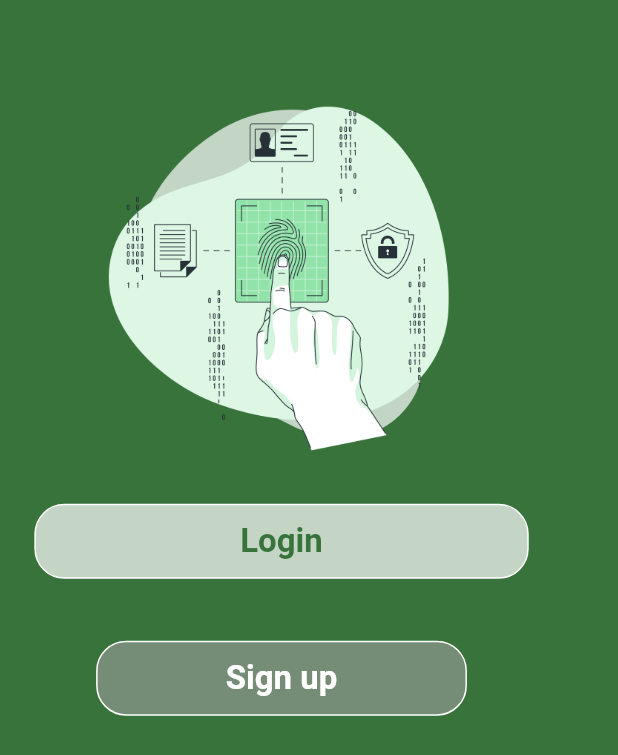
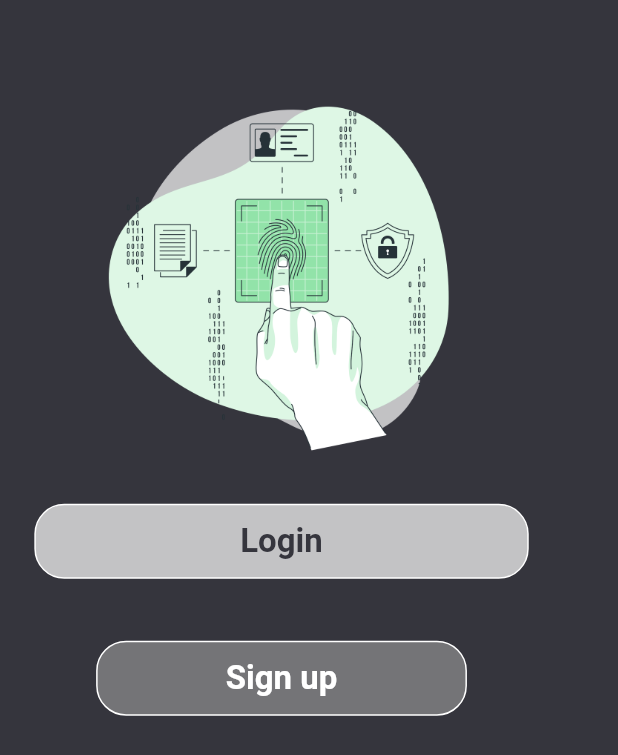
Before and after one commit to Ahmd1Khald/Rasel-app, a Flutter app: the screen it shows after launch, after a tap on "Login", on a phone screen of 412 x 824 dp. Shown: the top 755 px of the screen. Run offline on Flutter 3.47's test engine with Material 2 defaults, Android fonts, the phone set to English and light mode, and no system bars; our stand-ins replace animated_splash_screen, bloc, cloud_firestore, firebase_auth, firebase_core, firebase_storage and 11 more; missing offline and left inert: flutter_login_facebook; accounts and stored records are empty; network calls fail.

Commit message:
splash screen

```diff
--- a/lib/Features/auth/presentation/manger/login_cubit/login_cubit.dart
+++ b/lib/Features/auth/presentation/manger/login_cubit/login_cubit.dart
@@ -5,7 +5,6 @@ import 'package:flutter/material.dart';
 import 'package:flutter_bloc/flutter_bloc.dart';
 import '../../../../../core/helpers/cachehelper.dart';
 import '../../../../../core/helpers/firebase_services.dart';
-import '../../../../../core/utils/app_route.dart';
 import '../../../../../core/utils/constants/variables.dart';
 
 part 'login_state.dart';
--- a/lib/Features/auth/presentation/views/login/login_screen.dart
+++ b/lib/Features/auth/presentation/views/login/login_screen.dart
@@ -1,25 +1,9 @@
 import 'package:chatapp/Features/auth/presentation/views/login/widgets/login_body.dart';
-import 'package:chatapp/bloc/cubit.dart';
-import 'package:chatapp/bloc/state.dart';
-import 'package:chatapp/core/utils/constants/variables.dart';
-import 'package:chatapp/screens/otp.dart';
-import 'package:chatapp/Features/auth/presentation/views/register/register_screen.dart';
-import 'package:firebase_auth/firebase_auth.dart';
 import 'package:flutter/material.dart';
-import 'package:flutter_bloc/flutter_bloc.dart';
-import '../../../../../core/utils/constants/colors.dart';
-import '../../../../../core/utils/constants/functions.dart';
-import '../../../../../core/widgets/components.dart';
-import '../../manger/login_cubit/login_cubit.dart';
 
-class LoginScreen extends StatefulWidget {
+class LoginScreen extends StatelessWidget {
   const LoginScreen({Key? key}) : super(key: key);
 
-  @override
-  State<LoginScreen> createState() => _LoginScreenState();
-}
-
-class _LoginScreenState extends State<LoginScreen> {
   @override
   Widget build(BuildContext context) {
     return const LoginBody();
--- a/lib/Features/auth/presentation/views/login/phone_auth_screen.dart
+++ b/lib/Features/auth/presentation/views/login/phone_auth_screen.dart
@@ -1,7 +1,6 @@
 import 'package:flutter/material.dart';
 import 'package:flutter_bloc/flutter_bloc.dart';
 import 'package:flutter_screenutil/flutter_screenutil.dart';
-import '../../../../../core/utils/app_route.dart';
 import '../../../../../core/utils/constants/colors.dart';
 import '../../../../../core/utils/constants/functions.dart';
 import '../../../../../core/widgets/components.dart';
@@ -28,7 +27,7 @@ class PhoneAuthScreen extends StatelessWidget {
         },
         builder: (context, state) {
           return Scaffold(
-            backgroundColor: AppColors.appColor,
+            backgroundColor: AppColors.backgroundColor,
             body: SingleChildScrollView(
               child: Form(
                 key: formKey,
@@ -89,7 +88,7 @@ class PhoneAuthScreen extends StatelessWidget {
                         ),
                         child: MaterialButton(
                             onPressed: () {
-                              AppRouter.router.push(AppRouter.kLoginView);
+
                             },
                             child: const Text(
                               'Send',
--- a/lib/Features/auth/presentation/views/login/widgets/login_body.dart
+++ b/lib/Features/auth/presentation/views/login/widgets/login_body.dart
@@ -1,5 +1,5 @@
 import 'package:chatapp/Features/auth/presentation/manger/login_cubit/login_cubit.dart';
-import 'package:chatapp/core/utils/app_route.dart';
+import 'package:chatapp/Features/auth/presentation/views/register/register_screen.dart';
 import 'package:flutter/material.dart';
 import 'package:flutter_bloc/flutter_bloc.dart';
 import 'package:flutter_screenutil/flutter_screenutil.dart';
@@ -18,19 +18,19 @@ class LoginBody extends StatelessWidget {
     var formKey = GlobalKey<FormState>();
     return BlocProvider(
       create: (context) => LoginCubit(),
-      child: BlocConsumer <LoginCubit, LoginState>(
+      child: BlocConsumer<LoginCubit, LoginState>(
         listener: (context, state) {
-          if (state is SuccessLoginState||state is LoginSuccessGoogleSignInState) {
+          if (state is SuccessLoginState ||
+              state is LoginSuccessGoogleSignInState) {
             myToast(state: "Login Success", toastState: ToastState.success);
             AppFunctions.submit(context);
-          }
-          else if (state is ErrorLoginState) {
+          } else if (state is ErrorLoginState) {
             myToast(state: state.errorMsg, toastState: ToastState.error);
           }
         },
         builder: (context, state) {
           return Scaffold(
-            backgroundColor: AppColors.appColor,
+            backgroundColor: AppColors.backgroundColor,
             body: SingleChildScrollView(
               child: Form(
                 key: formKey,
@@ -141,6 +141,7 @@ class LoginBody extends StatelessWidget {
                               if (formKey.currentState!.validate()) {
                                 String num = '+20${phoneController.text}';
                                 print(num);
+
                                 ///TODO phone auth
                                 /*AppCubit.get(context)
                                   .loginUser(emailController, passController);*/
@@ -160,15 +161,15 @@ class LoginBody extends StatelessWidget {
                               }
                             },
                             child: state is LoadingLoginState
-                                ? const Center(
+                                ? Center(
                                     child: CircularProgressIndicator(
-                                      color: AppColors.appColor,
+                                      color: AppColors.backgroundColor,
                                     ),
                                   )
-                                : const Text(
+                                : Text(
                                     'Login',
                                     style: TextStyle(
-                                        color: AppColors.appColor,
+                                        color: AppColors.backgroundColor,
                                         fontWeight: FontWeight.bold,
                                         fontSize: 22),
                                   )),
@@ -185,7 +186,10 @@ class LoginBody extends StatelessWidget {
                         ),
                         child: MaterialButton(
                             onPressed: () {
-                              AppRouter.router.push(AppRouter.kRegisterView);
+                              AppFunctions.push(
+                                context: context,
+                                screen: const RegisterScreen(),
+                              );
                             },
                             child: const Text(
                               'Sign up',
--- a/lib/Features/start/presentation/views/loading_screen.dart
+++ /dev/null
@@ -1,15 +0,0 @@
-import 'package:chatapp/Features/start/presentation/views/widgets/loading_body.dart';
-import 'package:flutter/material.dart';
-import '../../../../core/utils/constants/colors.dart';
-
-class LoadingScreen extends StatelessWidget {
-  const LoadingScreen({super.key});
-
-  @override
-  Widget build(BuildContext context) {
-    return const Scaffold(
-      backgroundColor: AppColors.appColor,
-      body: LoadingBody(),
-    );
-  }
-}
--- a/lib/Features/start/presentation/views/splash_screen.dart
+++ b/lib/Features/start/presentation/views/splash_screen.dart
@@ -1,37 +1,14 @@
-import 'package:animated_splash_screen/animated_splash_screen.dart';
+import 'package:chatapp/Features/start/presentation/views/widgets/splash_body.dart';
 import 'package:flutter/material.dart';
-import 'package:flutter_screenutil/flutter_screenutil.dart';
-import '../../../../core/utils/constants/assets_images.dart';
 import '../../../../core/utils/constants/colors.dart';
-import 'loading_screen.dart';
 
 class SplashScreen extends StatelessWidget {
-  const SplashScreen({Key? key}) : super(key: key);
+  const SplashScreen({super.key});
 
   @override
   Widget build(BuildContext context) {
-    return Scaffold(
-      body: AnimatedSplashScreen(
-        backgroundColor: AppColors.appColor,
-        splash: Column(
-          mainAxisAlignment: MainAxisAlignment.center,
-          children: [
-            SizedBox(
-              height: 150.h,
-              width: 120.w,
-              child: Image.asset(
-                AssetsImages.logoImage,
-                fit: BoxFit.contain,
-              ),
-            ),
-          ],
-        ),
-        nextScreen: const LoadingScreen(),
-        splashIconSize: 250,
-        duration: 3000,
-        splashTransition: SplashTransition.slideTransition,
-        animationDuration: const Duration(seconds: 1),
-      ),
+    return const Scaffold(
+      body: SplashBody(),
     );
   }
 }
--- a/lib/Features/start/presentation/views/widgets/loading_body.dart
+++ /dev/null
@@ -1,39 +0,0 @@
-import 'package:animated_splash_screen/animated_splash_screen.dart';
-import 'package:flutter/material.dart';
-import 'package:flutter_screenutil/flutter_screenutil.dart';
-import 'package:flutter_spinkit/flutter_spinkit.dart';
-import '../../../../../core/helpers/cachehelper.dart';
-import '../../../../../core/utils/constants/colors.dart';
-import '../../../../../screens/chat_screen.dart';
-import '../../../../auth/presentation/views/login/login_screen.dart';
-
-class LoadingBody extends StatelessWidget {
-  const LoadingBody({Key? key}) : super(key: key);
-
-  @override
-  Widget build(BuildContext context) {
-    return Center(
-      child: AnimatedSplashScreen(
-        backgroundColor: AppColors.appColor,
-        splash: SpinKitWave(
-          itemBuilder: (BuildContext context, int index) {
-            return DecoratedBox(
-              decoration: BoxDecoration(
-                color:
-                    index.isEven ? Colors.white : Colors.white.withOpacity(0.5),
-              ),
-            );
-          },
-          duration: const Duration(milliseconds: 1500),
-        ),
-        nextScreen: CacheHelper.getDate(key: 'LoginDone') == true
-            ? const ChatScreen()
-            : const LoginScreen(),
-        splashIconSize: 250.sp,
-        duration: 1000,
-        //splashTransition: SplashTransition.slideTransition,
-        animationDuration: const Duration(seconds: 3),
-      ),
-    );
-  }
-}
--- /dev/null
+++ b/lib/Features/start/presentation/views/widgets/splash_body.dart
@@ -0,0 +1,49 @@
+import 'package:animated_splash_screen/animated_splash_screen.dart';
+import 'package:chatapp/bloc/state.dart';
+import 'package:chatapp/core/utils/constants/styles.dart';
+import 'package:flutter/material.dart';
+import 'package:flutter_screenutil/flutter_screenutil.dart';
+import 'package:flutter_spinkit/flutter_spinkit.dart';
+import '../../../../../core/helpers/cachehelper.dart';
+import '../../../../../core/utils/constants/assets_images.dart';
+import '../../../../../core/utils/constants/colors.dart';
+import '../../../../../core/utils/constants/keys.dart';
+import '../../../../../screens/chat_screen.dart';
+import '../../../../auth/presentation/views/login/login_screen.dart';
+
+class SplashBody extends StatelessWidget {
+  const SplashBody({Key? key}) : super(key: key);
+
+  @override
+  Widget build(BuildContext context) {
+    return Center(
+      child: AnimatedSplashScreen(
+        backgroundColor: AppColors.backgroundColor,
+        splash: SpinKitRotatingPlain	(
+          size: 300.sp,
+          itemBuilder: (BuildContext context, int index) {
+            return Container(
+              decoration: const BoxDecoration(
+                image: DecorationImage(
+                  image: AssetImage(
+                  AssetsImages.logoImage,
+                ),
+                  fit: BoxFit.contain,
+
+                )
+              ),
+            );
+          },
+          duration: const Duration(milliseconds: 3620),
+        ),
+        nextScreen: CacheHelper.getDate(key: AppKeys.loginDone) == true
+            ? const ChatScreen()
+            : const LoginScreen(),
+        splashIconSize: 100.sp,
+        duration: 1800,
+        //splashTransition: SplashTransition.slideTransition,
+        animationDuration: const Duration(seconds: 2),
+      ),
+    );
+  }
+}
--- a/lib/core/utils/app_route.dart
+++ /dev/null
@@ -1,51 +0,0 @@
-import 'package:chatapp/Features/auth/presentation/views/login/login_screen.dart';
-import 'package:chatapp/Features/auth/presentation/views/login/phone_auth_screen.dart';
-import 'package:chatapp/Features/start/presentation/views/loading_screen.dart';
-import 'package:chatapp/screens/chat_screen.dart';
-import 'package:go_router/go_router.dart';
-import '../../Features/auth/presentation/views/register/register_screen.dart';
-import '../../Features/start/presentation/views/splash_screen.dart';
-import '../../screens/otp.dart';
-
-abstract class AppRouter {
-  static const kLoadingView = '/loadingView';
-  static const kChatView = '/chatView';
-  static const kRegisterView = '/chatView';
-  static const kLoginView = '/chatView';
-  static const kOtpView = '/otpView';
-  static const kPhoneView = '/phoneView';
-
-  static final router = GoRouter(
-    routes: [
-      GoRoute(
-        path: '/',
-        builder: (context, state) => const SplashScreen(),
-      ),
-      GoRoute(
-        path: kLoadingView,
-        builder: (context, state) => const LoadingScreen(),
-      ),
-      GoRoute(
-        path: kLoginView,
-        builder: (context, state) => const LoginScreen(),
-      ),
-      GoRoute(
-        path: kRegisterView,
-        builder: (context, state) => const RegisterScreen(),
-      ),
-      GoRoute(
-        path: kChatView,
-        builder: (context, state) => const ChatScreen(),
-      ),
-      GoRoute(
-        path: kOtpView,
-        builder: (context, state) => const OtpScreen(),
-      ),
-      GoRoute(
-        path: kPhoneView,
-        builder: (context, state) => const PhoneAuthScreen(),
-      ),
-
-    ],
-  );
-}
--- a/lib/core/utils/constants/colors.dart
+++ b/lib/core/utils/constants/colors.dart
@@ -1,7 +1,8 @@
 import 'package:flutter/material.dart';
+import 'package:hexcolor/hexcolor.dart';
 
 class AppColors {
-  static const Color appColor = Color.fromARGB(255, 56, 115, 59);
+  static Color backgroundColor = HexColor('#35353D');
 
   static Color? messageColor = Colors.green[300];
 
--- a/lib/core/utils/constants/functions.dart
+++ b/lib/core/utils/constants/functions.dart
@@ -1,13 +1,12 @@
-import 'package:chatapp/core/utils/app_route.dart';
+import 'package:chatapp/core/utils/constants/keys.dart';
+import 'package:chatapp/screens/chat_screen.dart';
+import 'package:flutter/cupertino.dart';
+import 'package:go_router/go_router.dart';
 import 'package:intl/intl.dart';
+import '../../helpers/cachehelper.dart';
 
-import '../../../screens/chat_screen.dart';
-import '../../helpers/cachehelper.dart';
-import '../../widgets/components.dart';
-
-class AppFunctions{
-
-  static String dateTimeFormatted (String s) {
+class AppFunctions {
+  static String dateTimeFormatted(String s) {
     var now = DateTime.now();
     var formatter = DateFormat('dd-MM-yyyy');
     String formattedTime = DateFormat('kk:mm:a').format(now);
@@ -23,7 +22,30 @@ class AppFunctions{
   }
 
   static void submit(context) {
-    CacheHelper.saveData(key: 'LoginDone', value: true);
-    AppRouter.router.pushReplacement(AppRouter.kLoadingView);
+    CacheHelper.saveData(key: AppKeys.loginDone, value: true);
+    Navigator.pushReplacement(
+        context, CupertinoPageRoute(
+        builder: (context) => const ChatScreen(),
+    ));
+  }
+
+  static void pushReplacement({
+    required context,
+    required Widget screen,
+  }) {
+    Navigator.pushReplacement(
+        context, CupertinoPageRoute(
+      builder: (context) => screen,
+    ));
+  }
+
+  static void push({
+    required context,
+    required Widget screen,
+  }) {
+    Navigator.push(
+        context, CupertinoPageRoute(
+      builder: (context) => screen,
+    ));
   }
 }
--- /dev/null
+++ b/lib/core/utils/constants/keys.dart
@@ -0,0 +1,3 @@
+class AppKeys {
+  static const loginDone = 'LoginDone';
+}
--- a/lib/main.dart
+++ b/lib/main.dart
@@ -4,8 +4,8 @@ import 'package:flutter/material.dart';
 import 'package:flutter_bloc/flutter_bloc.dart';
 import 'package:flutter_screenutil/flutter_screenutil.dart';
 import 'Features/start/presentation/views/splash_screen.dart';
+import 'Features/start/presentation/views/widgets/splash_body.dart';
 import 'core/helpers/bloc_obsever.dart';
-import 'core/utils/app_route.dart';
 import 'firebase_options.dart';
 import 'core/helpers/cachehelper.dart';
 
@@ -30,11 +30,13 @@ class MyApp extends StatelessWidget {
       minTextAdapt: true,
       splitScreenMode: true,
       builder: (context, child) {
-        return MaterialApp.router(
+        return MaterialApp(
           debugShowCheckedModeBanner: false,
           title: 'Chat App',
-         //home: SplashScreen(),
-          routerConfig: AppRouter.router,
+         home: const SplashBody(),
+          theme: ThemeData(
+          ),
+          //routerConfig: AppRouter.router,
         );
       },
     );
--- a/lib/screens/otp.dart
+++ b/lib/screens/otp.dart
@@ -18,7 +18,7 @@ class OtpScreen extends StatelessWidget {
       listener: (context, state) {},
       builder: (context, state) {
         return Scaffold(
-          backgroundColor: AppColors.appColor,
+          backgroundColor: AppColors.backgroundColor,
           body: SingleChildScrollView(
             child: Form(
               key: formKey,
@@ -70,10 +70,10 @@ class OtpScreen extends StatelessWidget {
                                 navigateAndRemove(context: context,widget: const ChatScreen());
                               }
                             },
-                            child: const Text(
+                            child: Text(
                               'Login',
                               style: TextStyle(
-                                  color: AppColors.appColor,
+                                  color: AppColors.backgroundColor,
                                   fontWeight: FontWeight.bold,
                                   fontSize: 22),
                             )),
--- a/pubspec.yaml
+++ b/pubspec.yaml
@@ -44,7 +44,7 @@ dependencies:
   flutter_bloc: ^8.1.1
 
   cached_network_image:
-# app route
+  # app route
   go_router:
 
   equatable:
```
Also changed, not shown: lib/Features/auth/presentation/views/register/register_screen.dart (+5 -3 lines), lib/core/utils/constants/styles.dart (added, +11 -0 lines), lib/screens/chat_screen.dart (+22 -22 lines), lib/screens/mydrawer.dart (+8 -8 lines), lib/screens/settings.dart (+5 -5 lines).
